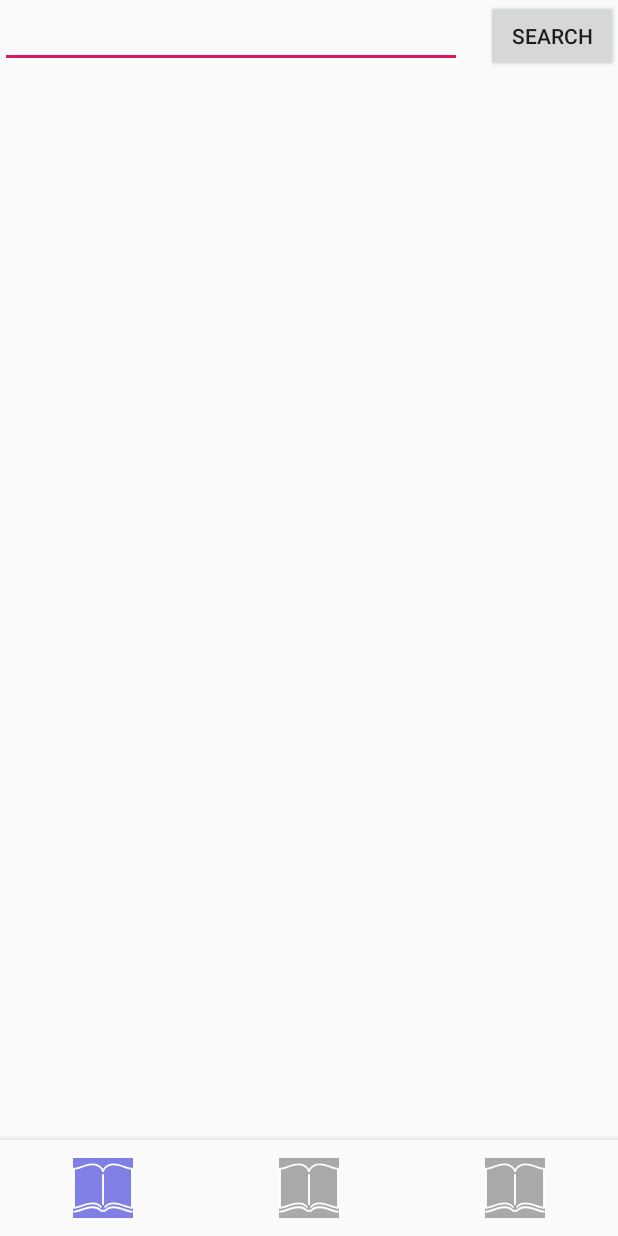
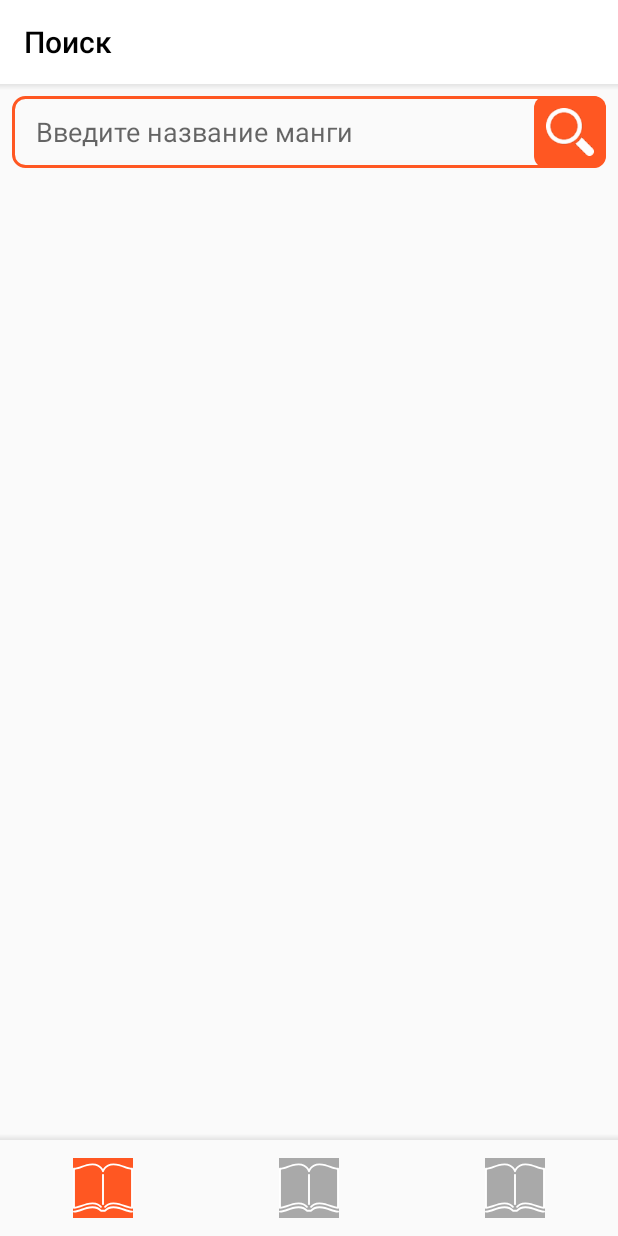
Before and after one commit to Aslanisl/MangaViewer, an Android app: the screen it shows after launch (MainActivity), on a phone screen of 412 x 824 dp. Run offline under Robolectric (Android 15) with nearby library versions, the phone set to English and light mode, and no system bars; pictures from the network do not load.

Commit message:
make search button a bit better

```diff
--- a/app/src/main/AndroidManifest.xml
+++ b/app/src/main/AndroidManifest.xml
@@ -22,7 +22,9 @@
                 <category android:name="android.intent.category.LAUNCHER" />
             </intent-filter>
         </activity>
-        <activity android:name=".features.view.ChapterActivity" />
+        <activity
+            android:name=".features.view.ChapterActivity"
+            android:theme="@style/AppTheme.FullScreen" />
         <activity android:name=".features.details.MangaDetailsActivity" />
     </application>
 
--- a/app/src/main/java/ru/mail/aslanisl/mangareader/Extensions.kt
+++ b/app/src/main/java/ru/mail/aslanisl/mangareader/Extensions.kt
@@ -1,9 +1,13 @@
 package ru.mail.aslanisl.mangareader
 
+import android.app.Activity
 import android.content.Context
 import android.graphics.PorterDuff
 import android.graphics.drawable.Drawable
 import android.view.View
+import android.view.inputmethod.EditorInfo
+import android.view.inputmethod.InputMethodManager
+import android.widget.EditText
 import android.widget.Toast
 import androidx.annotation.ColorInt
 import androidx.annotation.ColorRes
@@ -53,3 +57,23 @@ fun View.show() {
 fun Context.toast(message: String?, duration: Int = Toast.LENGTH_SHORT) {
     message?.let { Toast.makeText(this, it, duration).show() }
 }
+
+fun EditText.onDoneClicked(hideKeyboard: Boolean = true, listener: () -> Unit) {
+    this.setOnEditorActionListener { _, actionId, _ ->
+        if (actionId == EditorInfo.IME_ACTION_DONE) {
+            listener.invoke()
+            if (hideKeyboard) this.hideKeyboard()
+            return@setOnEditorActionListener true
+        }
+        return@setOnEditorActionListener false
+    }
+}
+
+fun View.hideKeyboard() {
+    val imm = context.getSystemService(Activity.INPUT_METHOD_SERVICE)
+        as? InputMethodManager
+
+    this.windowToken?.let {
+        imm?.hideSoftInputFromWindow(it, 0)
+    }
+}
--- a/app/src/main/java/ru/mail/aslanisl/mangareader/features/details/MangaDetailsActivity.kt
+++ b/app/src/main/java/ru/mail/aslanisl/mangareader/features/details/MangaDetailsActivity.kt
@@ -73,7 +73,6 @@ class MangaDetailsActivity : BaseActivity() {
             viewModel.setChapterRead(mangaId, chapter.id)
             selectedMangaPosition = position
         }
-
     }
 
     private fun initData(data: UIData<MangaDetails>) {
--- a/app/src/main/java/ru/mail/aslanisl/mangareader/features/main/MainActivity.kt
+++ b/app/src/main/java/ru/mail/aslanisl/mangareader/features/main/MainActivity.kt
@@ -28,24 +28,27 @@ class MainActivity : BaseActivity() {
     private fun selectItem(item: MainItem) {
         var fragment: BaseFragment? = null
         var tag: String? = null
+        var title = ""
         when (item) {
             SEARCH -> {
                 fragment = MangaListFragment.newInstance()
                 tag = MangaListFragment.TAG
+                title = getString(R.string.title_search)
             }
 
             GENRE -> {
                 fragment = GenreListFragment.newInstance()
                 tag = GenreListFragment.TAG
+                title = getString(R.string.title_genres)
             }
 
             HISTORY -> {
                 fragment = HistoryMangaFragment.newInstance()
                 tag = HistoryMangaFragment.TAG
+                title = getString(R.string.title_history)
             }
 
-            NONE -> {
-            }
+            NONE -> {}
         }
 
         if (fragment == null) return
@@ -53,6 +56,8 @@ class MainActivity : BaseActivity() {
             .beginTransaction()
             .replace(R.id.container, fragment, tag)
             .commitAllowingStateLoss()
+
+        mainToolbar.title = title
     }
 
     override fun onBackPressed() {
--- a/app/src/main/java/ru/mail/aslanisl/mangareader/features/mangaList/MangaListFragment.kt
+++ b/app/src/main/java/ru/mail/aslanisl/mangareader/features/mangaList/MangaListFragment.kt
@@ -4,6 +4,7 @@ import android.os.Bundle
 import android.view.LayoutInflater
 import android.view.View
 import android.view.ViewGroup
+import android.view.inputmethod.EditorInfo
 import androidx.lifecycle.Observer
 import androidx.recyclerview.widget.LinearLayoutManager
 import kotlinx.android.synthetic.main.fragment_manga_list.*
@@ -13,6 +14,8 @@ import ru.mail.aslanisl.mangareader.data.base.UIData
 import ru.mail.aslanisl.mangareader.data.model.Manga
 import ru.mail.aslanisl.mangareader.features.base.BaseFragment
 import ru.mail.aslanisl.mangareader.features.details.MangaDetailsActivity
+import ru.mail.aslanisl.mangareader.hideKeyboard
+import ru.mail.aslanisl.mangareader.onDoneClicked
 
 class MangaListFragment : BaseFragment() {
 
@@ -41,7 +44,8 @@ class MangaListFragment : BaseFragment() {
     override fun onViewCreated(view: View, savedInstanceState: Bundle?) {
         super.onViewCreated(view, savedInstanceState)
 
-        search.setOnClickListener { search(searchEdit.text.toString()) }
+        search.setOnClickListener { search() }
+        searchEdit.onDoneClicked(false) { search() }
 
         mangasList.layoutManager = LinearLayoutManager(contextNotNull)
         mangasList.adapter = mangaAdapter
@@ -52,7 +56,17 @@ class MangaListFragment : BaseFragment() {
         }
     }
 
+    private fun search() {
+        search(searchEdit.text.toString())
+        searchEdit.clearFocus()
+        searchEdit.hideKeyboard()
+    }
+
     fun search(term: String) {
+        if (term.isEmpty()) {
+            updateMangas(emptyList())
+            return
+        }
         viewModel.search(term).observe(this, observer)
     }
 
--- /dev/null
+++ b/app/src/main/res/drawable/bg_search.xml
@@ -0,0 +1,9 @@
+<?xml version="1.0" encoding="utf-8"?>
+<shape xmlns:android="http://schemas.android.com/apk/res/android"
+    android:shape="rectangle">
+
+    <corners android:radius="8dp" />
+    <stroke
+        android:width="2dp"
+        android:color="@color/bottomSelectColor" />
+</shape>
--- /dev/null
+++ b/app/src/main/res/drawable/bg_search_button.xml
@@ -0,0 +1,7 @@
+<?xml version="1.0" encoding="utf-8"?>
+<shape xmlns:android="http://schemas.android.com/apk/res/android"
+    android:shape="rectangle">
+
+    <corners android:radius="8dp" />
+    <solid android:color="@color/bottomSelectColor" />
+</shape>
--- a/app/src/main/res/layout/activity_main.xml
+++ b/app/src/main/res/layout/activity_main.xml
@@ -12,16 +12,30 @@
         android:layout_height="wrap_content"
         android:layout_alignParentBottom="true" />
 
+    <androidx.appcompat.widget.Toolbar
+        android:id="@+id/mainToolbar"
+        android:layout_width="match_parent"
+        android:layout_height="wrap_content"
+        android:background="#FFFFFF"
+        app:titleTextColor="@android:color/black" />
+
     <FrameLayout
         android:id="@+id/container"
         android:layout_width="match_parent"
         android:layout_height="match_parent"
         android:layout_above="@id/navView"
+        android:layout_below="@id/mainToolbar"
         tools:context=".features.main.MainActivity" />
 
     <View
         android:layout_width="match_parent"
-        android:layout_height="3dp"
+        android:layout_height="4dp"
+        android:layout_below="@id/mainToolbar"
+        android:background="@drawable/shadow_bottom" />
+
+    <View
+        android:layout_width="match_parent"
+        android:layout_height="4dp"
         android:layout_above="@id/navView"
         android:background="@drawable/shadow_top" />
 
--- a/app/src/main/res/layout/fragment_history.xml
+++ b/app/src/main/res/layout/fragment_history.xml
@@ -6,6 +6,8 @@
     <androidx.recyclerview.widget.RecyclerView
         android:id="@+id/historyMangaList"
         android:layout_width="match_parent"
-        android:layout_height="match_parent" />
+        android:layout_height="match_parent"
+        android:clipToPadding="false"
+        android:padding="16dp" />
 
 </FrameLayout>
--- a/app/src/main/res/layout/fragment_manga_list.xml
+++ b/app/src/main/res/layout/fragment_manga_list.xml
@@ -1,6 +1,5 @@
 <?xml version="1.0" encoding="utf-8"?>
 <LinearLayout xmlns:android="http://schemas.android.com/apk/res/android"
-    xmlns:app="http://schemas.android.com/apk/res-auto"
     xmlns:tools="http://schemas.android.com/tools"
     android:layout_width="match_parent"
     android:layout_height="match_parent"
@@ -9,29 +8,46 @@
 
     <LinearLayout
         android:layout_width="match_parent"
-        android:layout_height="wrap_content"
+        android:layout_height="48dp"
+        android:layout_margin="8dp"
+        android:background="@drawable/bg_search"
         android:orientation="horizontal">
 
         <EditText
             android:id="@+id/searchEdit"
             android:layout_width="0dp"
-            android:layout_height="wrap_content"
+            android:layout_height="match_parent"
             android:layout_weight="1"
+            android:background="@null"
+            android:gravity="center|start"
+            android:hint="@string/search_hint"
             android:imeOptions="actionDone"
-            android:maxLines="1" />
+            android:inputType="text"
+            android:maxLines="1"
+            android:paddingStart="16dp"
+            android:paddingEnd="16dp" />
 
-        <Button
+        <FrameLayout
             android:id="@+id/search"
-            android:layout_width="wrap_content"
-            android:layout_height="wrap_content"
-            android:layout_marginStart="16dp"
-            android:text="Search" />
+            android:layout_width="48dp"
+            android:layout_height="48dp"
+            android:background="@drawable/bg_search_button">
+
+            <ImageView
+                android:layout_width="32dp"
+                android:layout_height="32dp"
+                android:layout_gravity="center"
+                android:src="@drawable/ic_search" />
+
+        </FrameLayout>
 
     </LinearLayout>
 
     <androidx.recyclerview.widget.RecyclerView
         android:id="@+id/mangasList"
         android:layout_width="match_parent"
-        android:layout_height="match_parent" />
+        android:layout_height="match_parent"
+        android:clipToPadding="false"
+        android:padding="16dp" />
 
 </LinearLayout>
--- /dev/null
+++ b/app/src/main/res/values-v23/styles.xml
@@ -0,0 +1,11 @@
+<?xml version="1.0" encoding="utf-8"?>
+<resources>
+
+    <style name="AppTheme" parent="Theme.AppCompat.Light.NoActionBar">
+        <!-- Customize your theme here. -->
+        <item name="colorPrimary">@color/colorPrimary</item>
+        <item name="colorPrimaryDark">@color/colorPrimaryDark</item>
+        <item name="colorAccent">@color/colorAccent</item>
+        <item name="android:windowLightStatusBar">true</item>
+    </style>
+</resources>
--- a/app/src/main/res/values/colors.xml
+++ b/app/src/main/res/values/colors.xml
@@ -1,9 +1,11 @@
 <?xml version="1.0" encoding="utf-8"?>
 <resources>
-    <color name="colorPrimary">#008577</color>
-    <color name="colorPrimaryDark">#00574B</color>
+    <color name="colorPrimary">#FFFFFF</color>
+    <color name="colorPrimaryDark">#FFFFFF</color>
     <color name="colorAccent">#D81B60</color>
 
-    <color name="bottomSelectColor">#7f7fe6</color>
+    <color name="dark">#1C1C1C</color>
+    <color name="bottomSelectColor">#FF5722</color>
     <color name="bottomUnselectColor">#A9A9A9</color>
+    <color name="colorTextSelect">#FFFFFF</color>
 </resources>
--- a/app/src/main/res/values/strings.xml
+++ b/app/src/main/res/values/strings.xml
@@ -1,3 +1,7 @@
 <resources>
     <string name="app_name">Manga Reader</string>
+    <string name="title_search">Поиск</string>
+    <string name="title_genres">Жанры</string>
+    <string name="title_history">История просмотра</string>
+    <string name="search_hint">Введите название манги</string>
 </resources>
--- a/app/src/main/res/values/styles.xml
+++ b/app/src/main/res/values/styles.xml
@@ -4,8 +4,11 @@
     <style name="AppTheme" parent="Theme.AppCompat.Light.NoActionBar">
         <!-- Customize your theme here. -->
         <item name="colorPrimary">@color/colorPrimary</item>
-        <item name="colorPrimaryDark">@color/colorPrimaryDark</item>
+        <item name="colorPrimaryDark">@color/dark</item>
         <item name="colorAccent">@color/colorAccent</item>
+    </style>
+
+    <style name="AppTheme.FullScreen">
         <item name="android:windowNoTitle">true</item>
         <item name="android:windowActionBar">false</item>
         <item name="android:windowFullscreen">true</item>
```
Also changed, not shown: app/src/main/res/drawable-hdpi/ic_search.png (added), app/src/main/res/drawable-mdpi/ic_search.png (added), app/src/main/res/drawable-xhdpi/ic_search.png (added), app/src/main/res/drawable-xxhdpi/ic_search.png (added), app/src/main/res/drawable-xxxhdpi/ic_search.png (added).
